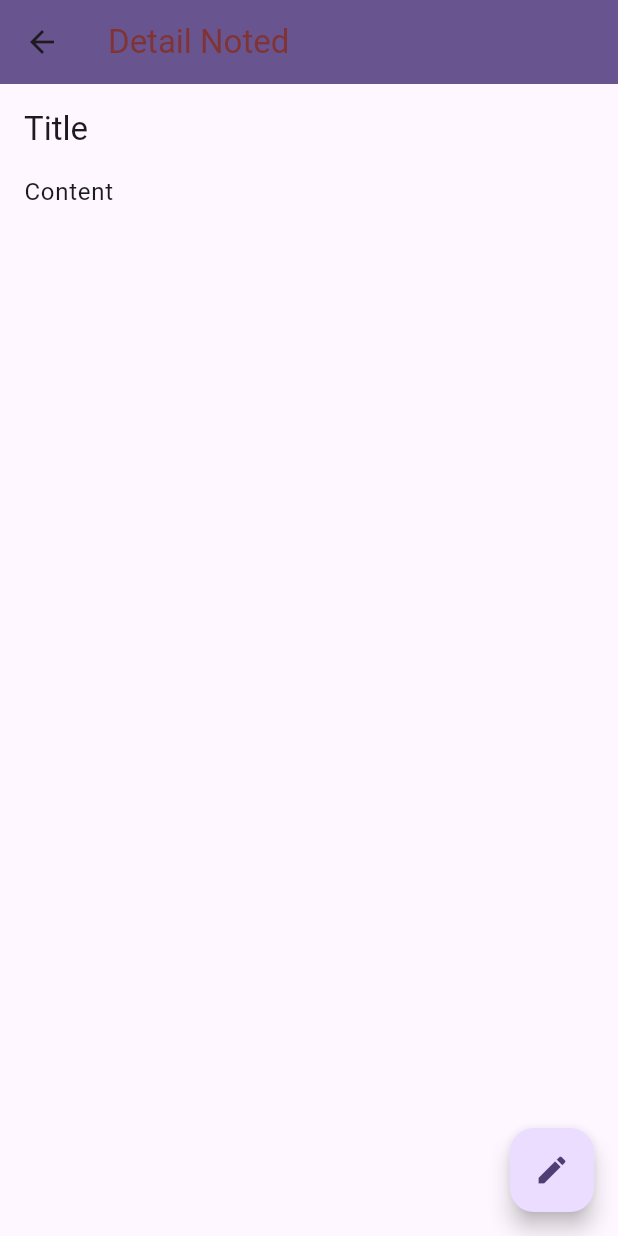
After one commit to iwaklele45/flutter_noted_app_sqlite, a Flutter app: the DetalPage screen opened directly, on a phone screen of 412 x 824 dp. The commit adds this screen. Run offline on Flutter 3.47's test engine with Material 3 defaults, Android fonts, the phone set to English and light mode, and no system bars.

Commit message:
add const  everywhere in file

```diff
--- /dev/null
+++ b/lib/pages/detail_noted_page.dart
@@ -0,0 +1,48 @@
+import 'package:flutter/material.dart';
+
+class DetalPage extends StatefulWidget {
+  const DetalPage({super.key});
+
+  @override
+  State<DetalPage> createState() => _DetalPageState();
+}
+
+class _DetalPageState extends State<DetalPage> {
+  @override
+  Widget build(BuildContext context) {
+    return Scaffold(
+      appBar: AppBar(
+        title: const Text(
+          'Detail Noted',
+          style: TextStyle(
+            color: Color.fromARGB(255, 129, 50, 50),
+          ),
+        ),
+        backgroundColor: Theme.of(context).colorScheme.primary,
+        elevation: 2,
+      ),
+      body: ListView(
+        padding: const EdgeInsets.all(16),
+        children: [
+          Text(
+            'Title',
+            style: Theme.of(context).textTheme.titleLarge,
+          ),
+          const SizedBox(
+            height: 16,
+          ),
+          Text(
+            'Content',
+            style: Theme.of(context).textTheme.bodyLarge,
+          )
+        ],
+      ),
+      floatingActionButton: FloatingActionButton(
+        onPressed: () {},
+        child: const Icon(
+          Icons.edit,
+        ),
+      ),
+    );
+  }
+}
```
Also changed, not shown: lib/pages/add_noted_page.dart (+14 -9 lines), lib/pages/home_page.dart (+16 -3 lines).
